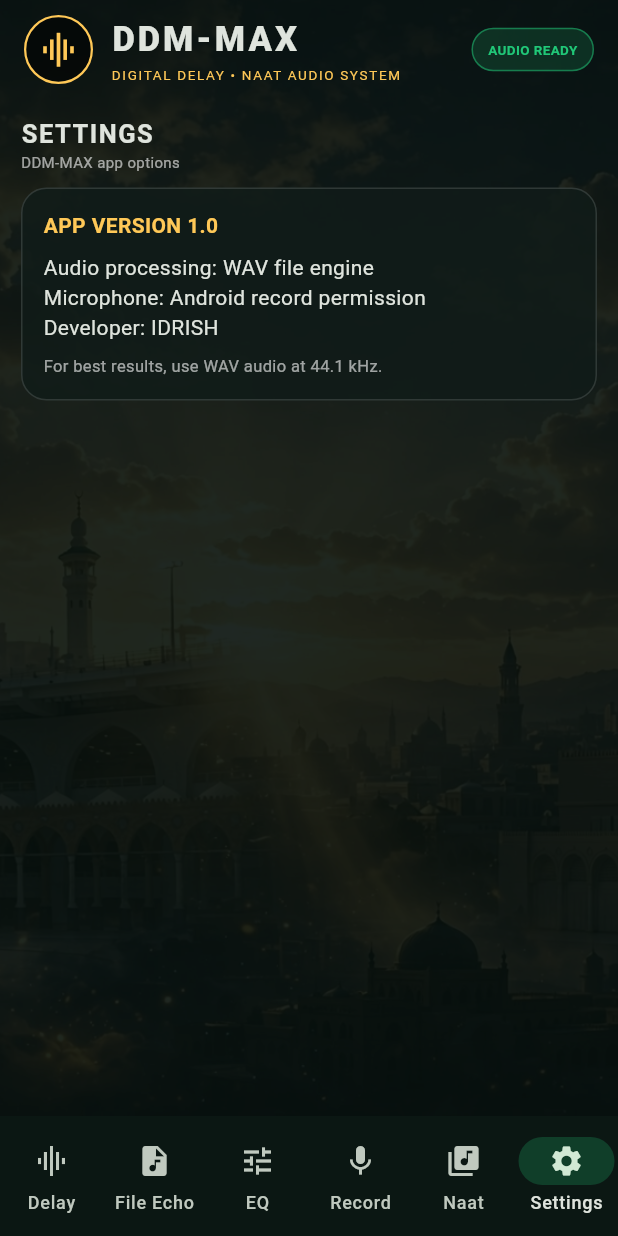
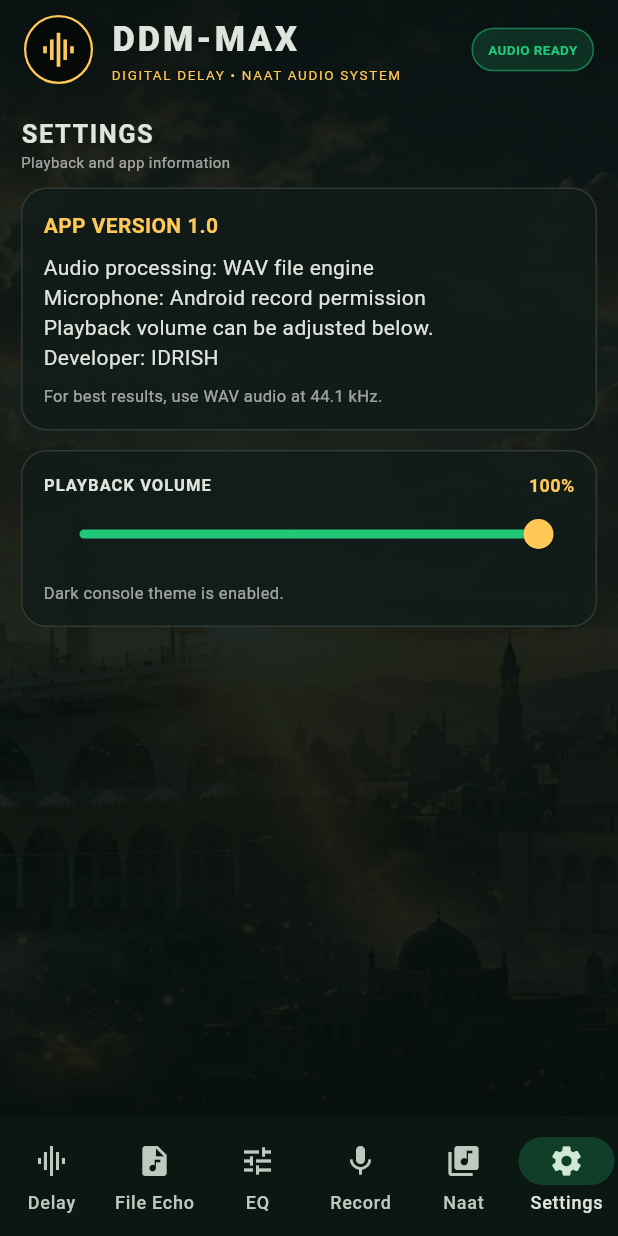
Before and after one commit to iammrsbi/ddm-max, a Flutter app: the screen it shows after launch, item 6 of the bottom bar chosen, on a phone screen of 412 x 824 dp. Run offline on Flutter 3.47's test engine with Material 3 defaults, Android fonts, the phone set to English and light mode, and no system bars; our stand-ins replace audioplayers, file_picker, permission_handler, share_plus, shared_preferences; missing offline and left inert: record.

Commit message:
Persist Naat library and add playback volume settings

```diff
--- a/lib/main.dart
+++ b/lib/main.dart
@@ -7,6 +7,7 @@ import 'package:audioplayers/audioplayers.dart';
 import 'package:path_provider/path_provider.dart';
 import 'package:record/record.dart';
 import 'package:share_plus/share_plus.dart';
+import 'package:shared_preferences/shared_preferences.dart';
 import 'wav_echo_engine.dart';
 
 void main() => runApp(const DDMMaxApp());
@@ -35,24 +36,32 @@ class _ConsoleHomeState extends State<ConsoleHome> {
   final AudioPlayer player=AudioPlayer();
   final AudioRecorder recorder=AudioRecorder();
   File? selected,processed,recorded;
-  final List<File> library=[];
+  List<File> library=[];
+  double playbackVolume=1.0;
   String? recordingPath;
 
+  @override void initState(){super.initState();_loadLibrary();}
+  Future<void> _loadLibrary() async {
+    final prefs=await SharedPreferences.getInstance();
+    final paths=prefs.getStringList('ddm_naat_library')??[];
+    if(mounted)setState(()=>library=paths.where((p)=>File(p).existsSync()).map((p)=>File(p)).toList());
+  }
   @override void dispose(){liveChannel.invokeMethod('stop');player.dispose();recorder.dispose();super.dispose();}
 
   void note(String s){if(mounted)ScaffoldMessenger.of(context).showSnackBar(SnackBar(content:Text(s)));}
   Future<void> chooseAudio({bool forLibrary=false}) async {
     try {
-      final r=await FilePicker.platform.pickFiles(type:FileType.audio);
+      final r=await FilePicker.platform.pickFiles(type:forLibrary?FileType.audio:FileType.custom,allowedExtensions:forLibrary?null:['wav']);
       if(r==null||r.files.single.path==null)return;
       final f=File(r.files.single.path!);
       setState((){if(forLibrary){if(!library.any((x)=>x.path==f.path))library.add(f);}else{selected=f;processed=null;}});
+      if(forLibrary){final prefs=await SharedPreferences.getInstance();await prefs.setStringList('ddm_naat_library',library.map((x)=>x.path).toList());}
       note('Audio file select ho gayi.');
     }catch(e){note('File select error: $e');}
   }
   Future<void> play(File? f) async {
     if(f==null){note('Pehle audio file select karo.');return;}
-    try{await player.stop();await player.setReleaseMode(loop?ReleaseMode.loop:ReleaseMode.release);await player.play(DeviceFileSource(f.path));}
+    try{await player.stop();await player.setVolume(playbackVolume);await player.setReleaseMode(loop?ReleaseMode.loop:ReleaseMode.release);await player.play(DeviceFileSource(f.path));}
     catch(e){note('Play error: $e');}
   }
   Future<void> stop() async {await player.stop();}
@@ -228,13 +237,18 @@ class _ConsoleHomeState extends State<ConsoleHome> {
     ]))),
   ]);
   Widget settingsPage()=>scroll([
-    title('SETTINGS','DDM-MAX app options'),
+    title('SETTINGS','Playback and app information'),
     box(const Column(crossAxisAlignment:CrossAxisAlignment.start,children:[
       Text('APP VERSION 1.0',style:TextStyle(color:gold,fontWeight:FontWeight.bold)),
       SizedBox(height:8),Text('Audio processing: WAV file engine'),
       Text('Microphone: Android record permission'),
+      Text('Playback volume can be adjusted below.'),
       Text('Developer: IDRISH'),
       SizedBox(height:8),Text('For best results, use WAV audio at 44.1 kHz.',style:TextStyle(color:Colors.white60,fontSize:11)),
+    ])),
+    box(Column(crossAxisAlignment:CrossAxisAlignment.stretch,children:[
+      slider('PLAYBACK VOLUME',playbackVolume*100,0,100,'${(playbackVolume*100).round()}%',(v){setState(()=>playbackVolume=v/100);player.setVolume(v/100);}),
+      const Text('Dark console theme is enabled.',style:TextStyle(color:Colors.white60,fontSize:11)),
     ])),
   ]);
   Widget slider(String name,double value,double min,double max,String read,ValueChanged<double> onChanged)=>Padding(
--- a/pubspec.yaml
+++ b/pubspec.yaml
@@ -14,6 +14,7 @@ dependencies:
   permission_handler: ^11.3.1
   file_picker: ^8.1.2
   share_plus: ^10.0.2
+  shared_preferences: ^2.3.2
   path_provider: ^2.1.2
   cupertino_icons: ^1.0.6
 
```
